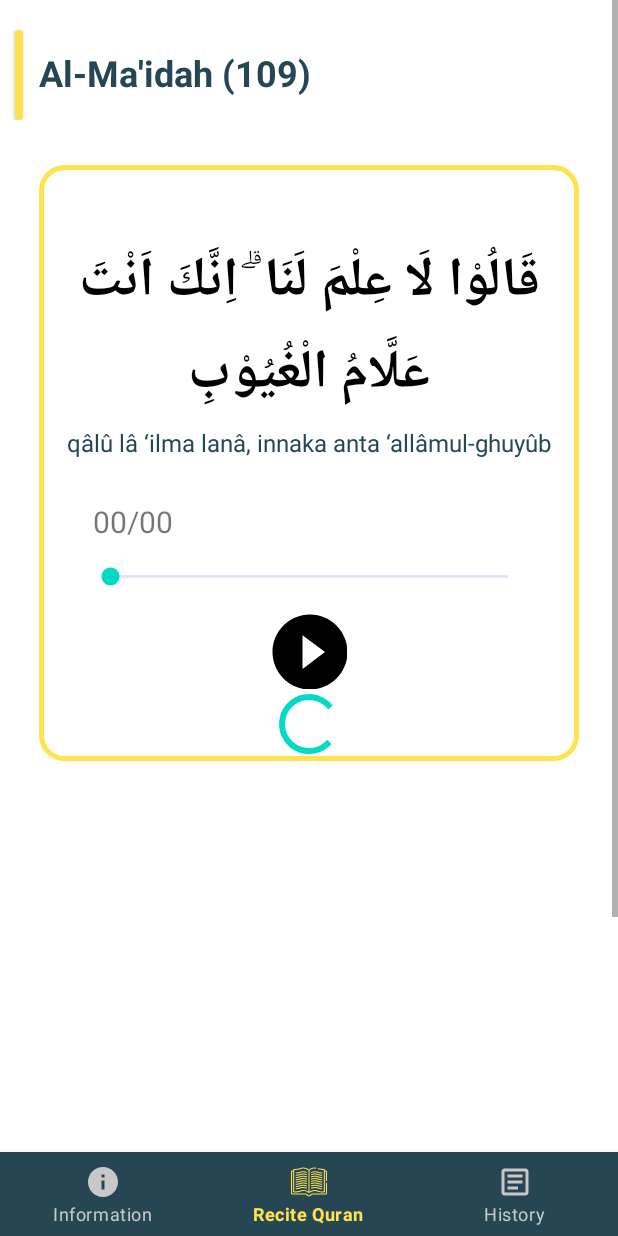
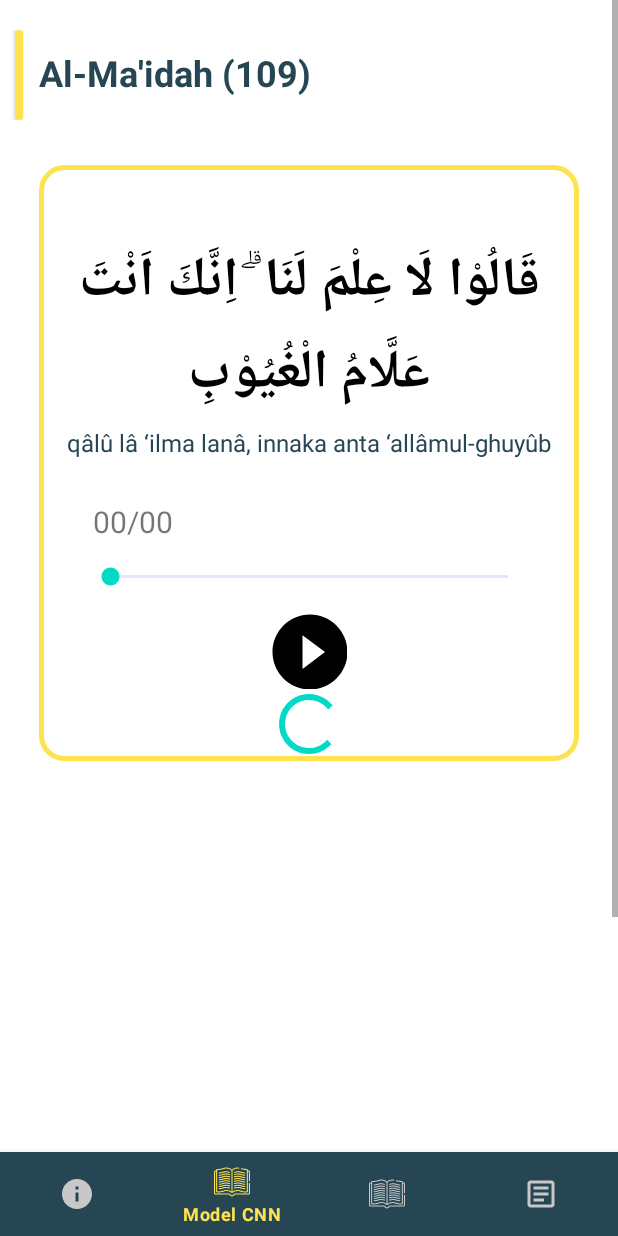
Before and after one commit to salmanrausy/New-Skripsi-Android-main, an Android app: the CnnFragment screen opened through its navigation route, on a phone screen of 412 x 824 dp. Run offline under Robolectric (Android 15) with nearby library versions, the phone set to English and light mode, and no system bars; our stand-ins replace Room's generated code, navigation-ui; 9 statements that could not run were skipped.

Commit message:
menambahkan halaman fragment baru untuk model SVM

```diff
--- a/app/build.gradle.kts
+++ b/app/build.gradle.kts
@@ -54,6 +54,8 @@ dependencies {
     implementation(libs.androidx.navigation.fragment.ktx)
     implementation(libs.androidx.navigation.ui.ktx)
     implementation(libs.androidx.activity)
+    implementation(libs.androidx.legacy.support.v4)
+    implementation(libs.androidx.fragment.ktx)
     kapt(libs.androidx.room.compiler)
     implementation(libs.androidx.room.ktx)
     implementation(libs.androidx.room.runtime)
--- a/app/src/main/java/com/example/quranrecitation/data/factory/ViewModelFactory.kt
+++ b/app/src/main/java/com/example/quranrecitation/data/factory/ViewModelFactory.kt
@@ -3,7 +3,7 @@ package com.example.quranrecitation.data.factory
 import android.app.Application
 import androidx.lifecycle.ViewModel
 import androidx.lifecycle.ViewModelProvider
-import com.example.quranrecitation.ui.fragment.recite.ReciteViewModel
+import com.example.quranrecitation.ui.fragment.cnn.CnnViewModel
 
 class ViewModelFactory private constructor(private val mApplication: Application) :
     ViewModelProvider.Factory {
@@ -25,8 +25,8 @@ class ViewModelFactory private constructor(private val mApplication: Application
 
     @Suppress("UNCHECKED_CAST")
     override fun <T : ViewModel> create(modelClass: Class<T>): T {
-        if (modelClass.isAssignableFrom(ReciteViewModel::class.java)) {
-            return ReciteViewModel(mApplication) as T
+        if (modelClass.isAssignableFrom(CnnViewModel::class.java)) {
+            return CnnViewModel(mApplication) as T
         }
 
         throw IllegalArgumentException("Unknown ViewModel class: ${modelClass.name}")
--- a/app/src/main/java/com/example/quranrecitation/ui/activity/MainActivity.kt
+++ b/app/src/main/java/com/example/quranrecitation/ui/activity/MainActivity.kt
@@ -29,7 +29,7 @@ class MainActivity : AppCompatActivity() {
         // menu should be considered as top level destinations.
         val appBarConfiguration = AppBarConfiguration(
             setOf(
-                R.id.navigation_information, R.id.navigation_recite, R.id.navigation_history
+                R.id.navigation_information, R.id.navigation_cnn, R.id.navigation_history
             )
         )
         setupActionBarWithNavController(navController, appBarConfiguration)
--- a/app/src/main/java/com/example/quranrecitation/ui/fragment/recite/ReciteFragment.kt
+++ b/app/src/main/java/com/example/quranrecitation/ui/fragment/cnn/CnnFragment.kt
@@ -1,4 +1,4 @@
-package com.example.quranrecitation.ui.fragment.recite
+package com.example.quranrecitation.ui.fragment.cnn
 
 import android.Manifest
 import android.content.Context
@@ -18,19 +18,16 @@ import android.view.inputmethod.InputMethodManager
 import android.widget.ImageButton
 import android.widget.SeekBar
 import android.widget.Toast
-import androidx.appcompat.app.AppCompatActivity
-import androidx.constraintlayout.widget.ConstraintLayout
 import androidx.core.content.ContextCompat
 import androidx.fragment.app.Fragment
 import androidx.lifecycle.ViewModelProvider
-import androidx.lifecycle.lifecycleScope
 import androidx.room.Room
 import com.example.quranrecitation.R
 import com.example.quranrecitation.data.factory.ViewModelFactory
 import com.example.quranrecitation.data.response.BaseResponse
 import com.example.quranrecitation.data.response.ResponsePrediksi
+import com.example.quranrecitation.databinding.FragmentCnnBinding
 import com.example.quranrecitation.feature.Timer
-import com.example.quranrecitation.databinding.FragmentReciteBinding
 import com.example.quranrecitation.room.AppDatabase
 import com.example.quranrecitation.room.AudioRecord
 import com.example.quranrecitation.ui.activity.ResultActivity
@@ -38,9 +35,6 @@ import com.google.android.exoplayer2.ExoPlayer
 import com.google.android.exoplayer2.MediaItem
 import com.google.android.exoplayer2.Player
 import com.google.android.exoplayer2.SimpleExoPlayer
-import com.google.android.material.bottomsheet.BottomSheetBehavior
-import com.google.android.material.button.MaterialButton
-import com.google.android.material.textfield.TextInputEditText
 import kotlinx.coroutines.GlobalScope
 import kotlinx.coroutines.launch
 import okhttp3.MediaType.Companion.toMediaTypeOrNull
@@ -56,9 +50,9 @@ import java.util.Locale
 
 const val REQUEST_CODE = 200
 
-class ReciteFragment : Fragment(), Timer.OnTimerTickListener {
+class CnnFragment : Fragment(), Timer.OnTimerTickListener {
 
-    private var _binding: FragmentReciteBinding? = null
+    private var _binding: FragmentCnnBinding? = null
     private lateinit var player: ExoPlayer
     private var duration: Int = 0
     private var Duration = ""
@@ -82,7 +76,7 @@ class ReciteFragment : Fragment(), Timer.OnTimerTickListener {
     private lateinit var amplitudes: ArrayList<Float>
     private lateinit var db: AppDatabase
 
-    private lateinit var reciteViewModel: ReciteViewModel
+    private lateinit var reciteViewModel: CnnViewModel
     private lateinit var responsePrediksi: ResponsePrediksi
     private lateinit var audioRecord: AudioRecord
 
@@ -94,7 +88,7 @@ class ReciteFragment : Fragment(), Timer.OnTimerTickListener {
         savedInstanceState: Bundle?
     ): View {
 
-        _binding = FragmentReciteBinding.inflate(inflater, container, false)
+        _binding = FragmentCnnBinding.inflate(inflater, container, false)
         val root: View = binding.root
 
         reciteViewModel = obtainViewModel()
@@ -454,8 +448,8 @@ class ReciteFragment : Fragment(), Timer.OnTimerTickListener {
         handler.removeCallbacksAndMessages(null)
     }
 
-    private fun obtainViewModel(): ReciteViewModel {
+    private fun obtainViewModel(): CnnViewModel {
         val factory = ViewModelFactory.getInstance(requireActivity().application)
-        return ViewModelProvider(requireActivity(), factory)[ReciteViewModel::class.java]
+        return ViewModelProvider(requireActivity(), factory)[CnnViewModel::class.java]
     }
 }
--- a/app/src/main/java/com/example/quranrecitation/ui/fragment/recite/ReciteViewModel.kt
+++ b/app/src/main/java/com/example/quranrecitation/ui/fragment/cnn/CnnViewModel.kt
@@ -1,4 +1,4 @@
-package com.example.quranrecitation.ui.fragment.recite
+package com.example.quranrecitation.ui.fragment.cnn
 
 import android.app.Application
 import android.content.Context
@@ -18,7 +18,7 @@ import kotlinx.coroutines.flow.onStart
 import kotlinx.coroutines.launch
 import okhttp3.MultipartBody
 
-class ReciteViewModel(private val application: Application) : ViewModel() {
+class CnnViewModel(private val application: Application) : ViewModel() {
 
     private val _resultPrediksiSuara = MutableLiveData<BaseResponse>()
     val resultUploadSuara: LiveData<BaseResponse> = _resultPrediksiSuara
--- a/app/src/main/res/layout/fragment_recite.xml
+++ b/app/src/main/res/layout/fragment_cnn.xml
@@ -4,7 +4,7 @@
     xmlns:tools="http://schemas.android.com/tools"
     android:layout_width="match_parent"
     android:layout_height="match_parent"
-    tools:context=".ui.fragment.recite.ReciteFragment">
+    tools:context=".ui.fragment.cnn.CnnFragment">
 
     <ScrollView
         android:layout_width="match_parent"
--- a/app/src/main/res/menu/bottom_nav_menu.xml
+++ b/app/src/main/res/menu/bottom_nav_menu.xml
@@ -7,9 +7,14 @@
         android:title="@string/title_information" />
 
     <item
-        android:id="@+id/navigation_recite"
+        android:id="@+id/navigation_cnn"
         android:icon="@drawable/ic_recite"
-        android:title="@string/title_recite" />
+        android:title="@string/model_cnn" />
+
+    <item
+        android:id="@+id/navigation_svm"
+        android:icon="@drawable/ic_recite"
+        android:title="@string/model_svm" />
 
     <item
         android:id="@+id/navigation_history"
--- a/app/src/main/res/navigation/mobile_navigation.xml
+++ b/app/src/main/res/navigation/mobile_navigation.xml
@@ -12,10 +12,16 @@
         tools:layout="@layout/fragment_information" />
 
     <fragment
-        android:id="@+id/navigation_recite"
-        android:name="com.example.quranrecitation.ui.fragment.recite.ReciteFragment"
-        android:label="@string/title_recite"
-        tools:layout="@layout/fragment_recite" />
+        android:id="@+id/navigation_cnn"
+        android:name="com.example.quranrecitation.ui.fragment.cnn.CnnFragment"
+        android:label="@string/recite_cnn"
+        tools:layout="@layout/fragment_cnn" />
+
+    <fragment
+        android:id="@+id/navigation_svm"
+        android:name="com.example.quranrecitation.ui.fragment.svm.SvmFragment"
+        android:label="@string/recite_cnn"
+        tools:layout="@layout/fragment_svm" />
 
     <fragment
         android:id="@+id/navigation_history"
--- a/app/src/main/res/values/strings.xml
+++ b/app/src/main/res/values/strings.xml
@@ -26,4 +26,7 @@
     <string name="ok">ok</string>
     <string name="file_name_here">File Name Here!</string>
     <string name="meta_here">Meta Here!</string>
+    <string name="model_cnn">Model CNN</string>
+    <string name="model_svm">Model SVM</string>
+    <string name="recite_cnn">Recite CNN</string>
 </resources>
--- a/gradle/libs.versions.toml
+++ b/gradle/libs.versions.toml
@@ -17,6 +17,8 @@ exoplayer = "2.18.4"
 room = "2.2.6"
 retrofit = "2.9.0"
 interceptor = "4.11.0"
+legacySupportV4 = "1.0.0"
+fragmentKtx = "1.8.2"
 
 [libraries]
 androidx-core-ktx = { group = "androidx.core", name = "core-ktx", version.ref = "coreKtx" }
@@ -38,6 +40,8 @@ androidx-room-runtime = { group = "androidx.room", name = "room-runtime", versio
 retrofit2 = {group = "com.squareup.retrofit2", name = "retrofit", version.ref = "retrofit"}
 retrofit2-converter = {group = "com.squareup.retrofit2", name = "converter-gson", version.ref = "retrofit"}
 http3 = {group = "com.squareup.okhttp3", name = "logging-interceptor", version.ref = "interceptor"}
+androidx-legacy-support-v4 = { group = "androidx.legacy", name = "legacy-support-v4", version.ref = "legacySupportV4" }
+androidx-fragment-ktx = { group = "androidx.fragment", name = "fragment-ktx", version.ref = "fragmentKtx" }
 
 [plugins]
 android-application = { id = "com.android.application", version.ref = "agp" }
```
Also changed, not shown: app/src/main/java/com/example/quranrecitation/ui/fragment/svm/SvmFragment.kt (added, +31 -0 lines), app/src/main/java/com/example/quranrecitation/ui/fragment/svm/SvmViewModel.kt (added, +7 -0 lines), app/src/main/res/layout/fragment_svm.xml (added, +13 -0 lines).
